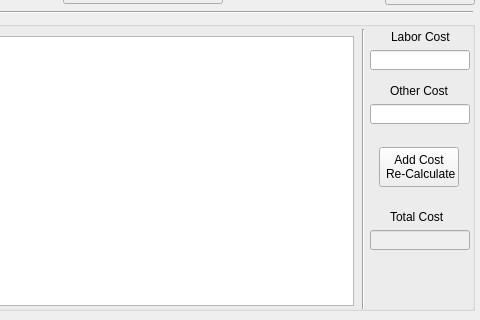
This is uiview/qtui/ui_createBOM.ui in himalsaman/kmfmaintenance as Qt 5 draws it before an edit; both pictures show x 283 to 763 and y 190 to 510 of the 763 by 510 pixel window. The edited form follows.
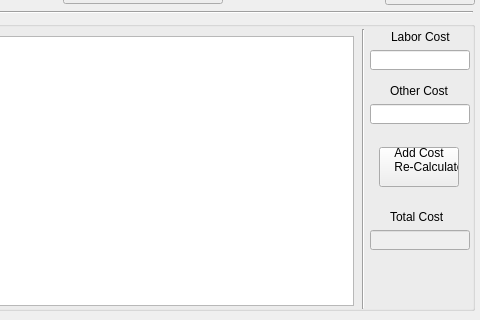
This is the edited form.

The edit to the form file:
```diff
--- a/uiview/qtui/ui_createBOM.ui
+++ b/uiview/qtui/ui_createBOM.ui
@@ -549,8 +549,9 @@
      </rect>
     </property>
     <property name="text">
-     <string>Add Cost  
- Re-Calculate</string>
+					<string>Add Cost
+						Re-Calculate
+					</string>
     </property>
    </widget>
    <widget class="QPushButton" name="addNewSPbtn">
```
Left out of the diff: 2 changed lines with no effect on the pictures. Lines whose indentation alone changed are shown as unchanged.
